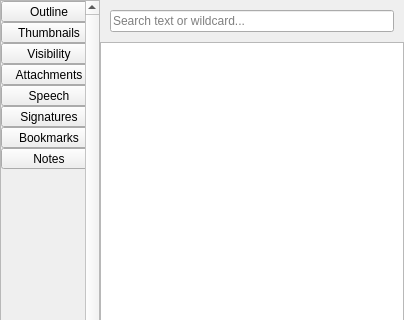
This is Pdf4QtLibGui/pdfsidebarwidget.ui in nanachi1212/myfamilypdf as Qt 5 draws it before an edit; both pictures show x 0 to 404 and y 0 to 320 of the 404 by 778 pixel window. The edited form follows.
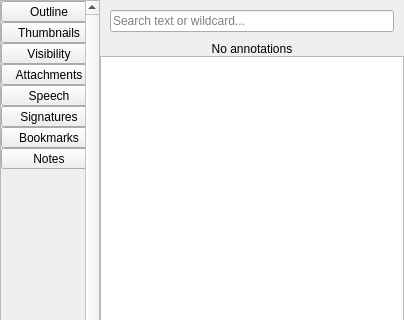
This is the edited form. Icons and pictures are not drawn.

Commit message:
Complete annotation and markup workflow v5 (#13)
* Complete annotation and markup workflow in Editor and read-only Viewer

* Expose Viewer test progress in CI timeout diagnostics

* Enter Save As destination explicitly in annotation UI tests

---------

Patch:
```diff
--- a/Pdf4QtLibGui/pdfsidebarwidget.ui
+++ b/Pdf4QtLibGui/pdfsidebarwidget.ui
@@ -594,6 +594,12 @@
          </layout>
         </widget>
        </item>
+       <item>
+        <widget class="QLabel" name="notesEmptyLabel">
+         <property name="text"><string>No annotations</string></property>
+         <property name="alignment"><set>Qt::AlignCenter</set></property>
+        </widget>
+       </item>
        <item>
         <widget class="QTreeView" name="notesTreeView">
          <property name="contextMenuPolicy">
```
The commit also changes 15 other files.
